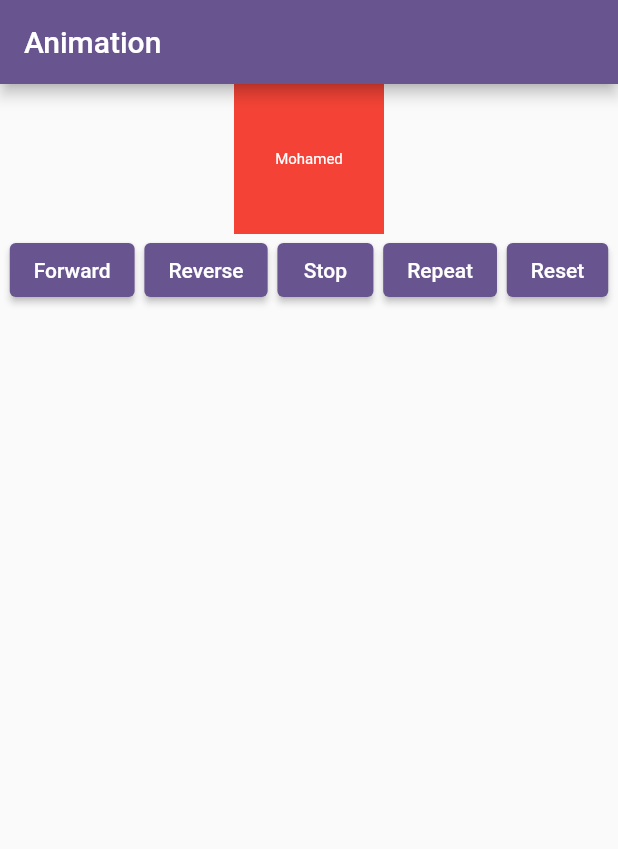
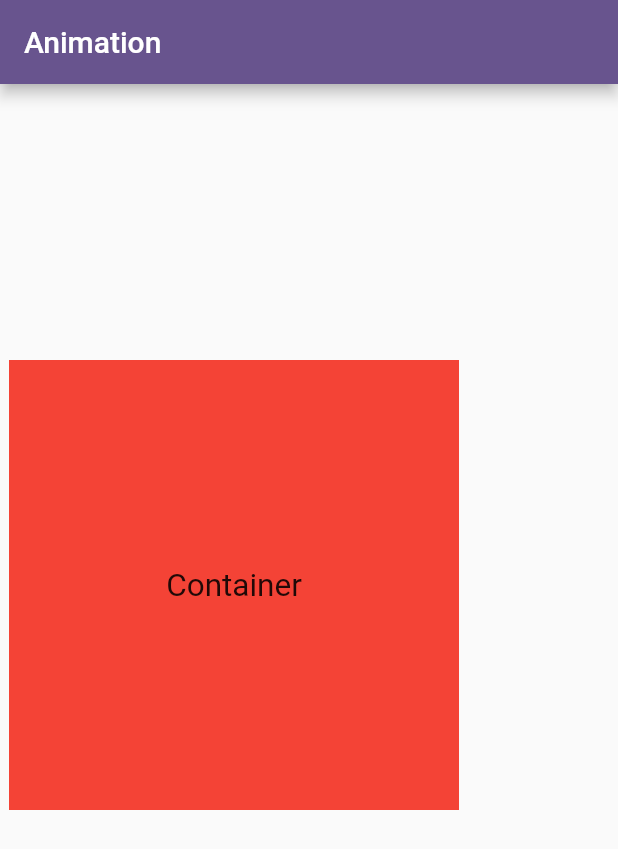
Before and after one commit to mohamdelbehairy/animation_flutter, a Flutter app: the screen it shows after launch, on a phone screen of 412 x 824 dp. Shown: the top 849 px of the screen. Run offline on Flutter 3.47's test engine with Material 3 defaults, Android fonts, the phone set to English and light mode, and no system bars.

Commit message:
Transform

```diff
--- a/lib/main.dart
+++ b/lib/main.dart
@@ -26,73 +26,28 @@ class HomeView extends StatefulWidget {
   State<HomeView> createState() => _HomeViewState();
 }
 
-class _HomeViewState extends State<HomeView>
-    with SingleTickerProviderStateMixin {
-  late AnimationController _animationController;
-
-  @override
-  void initState() {
-    _animationController = AnimationController(
-        vsync: this,
-        lowerBound: 100,
-        upperBound: 300,
-        duration: const Duration(seconds: 3));
-    super.initState();
-  }
-
+class _HomeViewState extends State<HomeView> {
   @override
   Widget build(BuildContext context) {
     return Scaffold(
-      appBar: AppBar(title: const Text('Animation')),
-      body: Column(
-        children: [
-          AnimatedBuilder(
-              animation: _animationController,
-              child: Text("Mohamed",
-                  style: TextStyle(
-                    color: Colors.white,
-                    fontSize: _animationController.value / 10, // 10 => 30
-                  )),
-              builder: (context, child) {
-                return Container(
-                  height: _animationController.value, // 100 => 300
-                  width: _animationController.value, // 100 => 300
-                  color: Colors.red,
-                  child: Center(child: child),
-                );
-              }),
-          Row(
-            mainAxisAlignment: MainAxisAlignment.spaceEvenly,
-            children: [
-              ElevatedButton(
-                  onPressed: () {
-                    _animationController.forward();
-                  },
-                  child: const Text("Forward")),
-              ElevatedButton(
-                  onPressed: () {
-                    _animationController.reverse();
-                  },
-                  child: const Text("Reverse")),
-              ElevatedButton(
-                  onPressed: () {
-                    _animationController.stop();
-                  },
-                  child: const Text("Stop")),
-              ElevatedButton(
-                  onPressed: () {
-                    _animationController.repeat();
-                  },
-                  child: const Text("Repeat")),
-              ElevatedButton(
-                  onPressed: () {
-                    _animationController.reset();
-                  },
-                  child: const Text("Reset")),
-            ],
-          )
-        ],
-      ),
-    );
+        appBar: AppBar(title: const Text('Animation')),
+        body: TweenAnimationBuilder(
+            tween: Tween(begin: 0.5, end: 1.5),
+            duration: const Duration(seconds: 3),
+            builder: (context, value, child) {
+              return Transform.scale(
+                scale: value,
+                origin: const Offset(100, 100),
+                child: Center(
+                  child: Container(
+                    height: 200,
+                    width: 200,
+                    color: Colors.red,
+                    alignment: Alignment.center,
+                    child: const Text("Container"),
+                  ),
+                ),
+              );
+            }));
   }
 }
```
